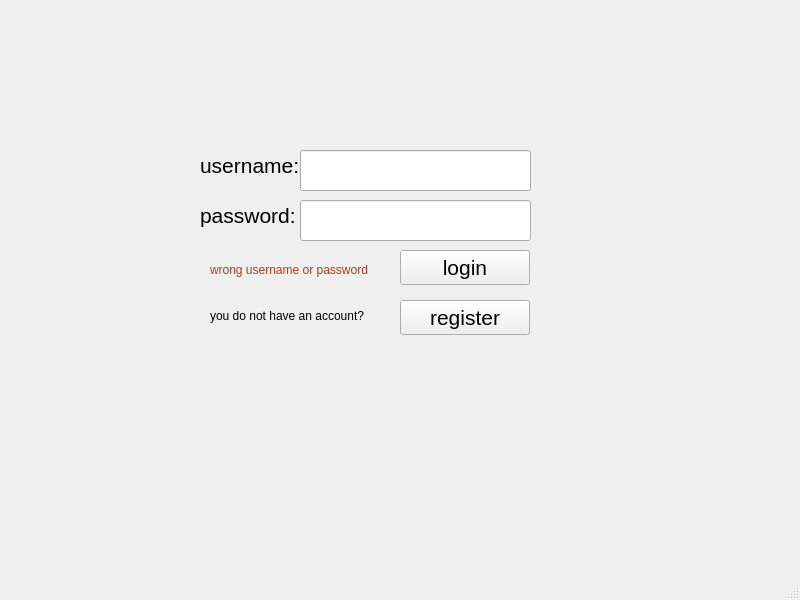
marcelinoSamer/TheVendor, file mainwindow.ui: the form before one commit.
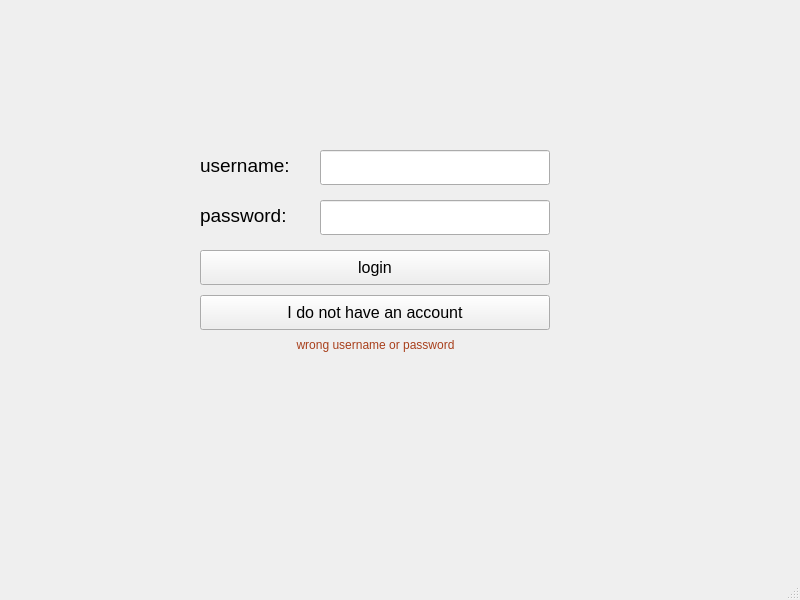
The form after the commit.

Diff of the .ui file:
```diff
--- a/mainwindow.ui
+++ b/mainwindow.ui
@@ -30,7 +30,7 @@
      </font>
     </property>
     <property name="text">
-     <string>username:</string>
+     <string>&lt;html&gt;&lt;head/&gt;&lt;body&gt;&lt;p&gt;&lt;span style=&quot; font-size:14pt;&quot;&gt;username:&lt;/span&gt;&lt;/p&gt;&lt;/body&gt;&lt;/html&gt;</string>
     </property>
    </widget>
    <widget class="QLabel" name="label_2">
@@ -48,89 +48,76 @@
      </font>
     </property>
     <property name="text">
-     <string>password:</string>
+     <string>&lt;html&gt;&lt;head/&gt;&lt;body&gt;&lt;p&gt;&lt;span style=&quot; font-size:14pt;&quot;&gt;password:&lt;/span&gt;&lt;/p&gt;&lt;/body&gt;&lt;/html&gt;</string>
     </property>
    </widget>
    <widget class="QLineEdit" name="usernameInput">
     <property name="geometry">
      <rect>
-      <x>300</x>
+      <x>320</x>
       <y>150</y>
-      <width>231</width>
-      <height>41</height>
+      <width>230</width>
+      <height>35</height>
      </rect>
     </property>
    </widget>
    <widget class="QLineEdit" name="passwordInput">
     <property name="geometry">
      <rect>
-      <x>300</x>
+      <x>320</x>
       <y>200</y>
-      <width>231</width>
-      <height>41</height>
+      <width>230</width>
+      <height>35</height>
      </rect>
     </property>
    </widget>
    <widget class="QPushButton" name="loginPushButton">
     <property name="geometry">
      <rect>
-      <x>400</x>
+      <x>200</x>
       <y>250</y>
-      <width>130</width>
+      <width>350</width>
       <height>35</height>
      </rect>
     </property>
     <property name="font">
      <font>
-      <pointsize>16</pointsize>
+      <pointsize>12</pointsize>
      </font>
     </property>
     <property name="text">
      <string>login</string>
     </property>
    </widget>
-   <widget class="QLabel" name="label_3">
-    <property name="geometry">
-     <rect>
-      <x>210</x>
-      <y>306</y>
-      <width>181</width>
-      <height>20</height>
-     </rect>
-    </property>
-    <property name="text">
-     <string>you do not have an account?</string>
-    </property>
-   </widget>
    <widget class="QPushButton" name="registerPushButton">
     <property name="geometry">
      <rect>
-      <x>400</x>
-      <y>300</y>
-      <width>130</width>
+      <x>200</x>
+      <y>295</y>
+      <width>350</width>
       <height>35</height>
      </rect>
     </property>
     <property name="font">
      <font>
-      <pointsize>16</pointsize>
+      <pointsize>12</pointsize>
      </font>
     </property>
     <property name="text">
-     <string>register</string>
+     <string>I do not have an account</string>
     </property>
    </widget>
    <widget class="QLabel" name="errorMessage">
     <property name="geometry">
      <rect>
-      <x>210</x>
-      <y>260</y>
-      <width>181</width>
+      <x>200</x>
+      <y>335</y>
+      <width>351</width>
       <height>20</height>
      </rect>
     </property>
     <property name="text">
-     <string>&lt;html&gt;&lt;head/&gt;&lt;body&gt;&lt;p&gt;&lt;span style=&quot; color:#a83f1b;&quot;&gt;wrong username or password&lt;/span&gt;&lt;/p&gt;&lt;/body&gt;&lt;/html&gt;</string>
+     <string>&lt;html&gt;&lt;head/&gt;&lt;body&gt;&lt;p align=&quot;center&quot;&gt;&lt;span style=&quot; color:#a83f1b;&quot;&gt;wrong username or password&lt;/span&gt;&lt;/p&gt;&lt;/body&gt;&lt;/html&gt;</string>
     </property>
    </widget>
   </widget>
```
Left out of the diff: 2 changed lines with no effect on the pictures.
